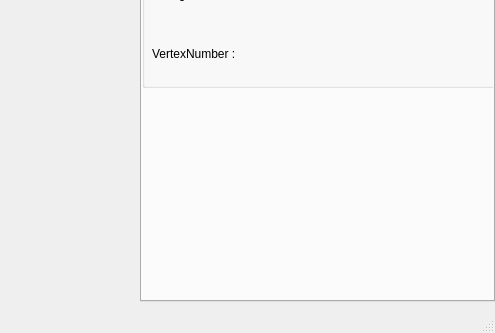
wwoad/SoftRenderer, file Widget.ui: the form before one commit; both pictures show x 660 to 1155 and y 317 to 650 of the 1155 by 650 pixel window.
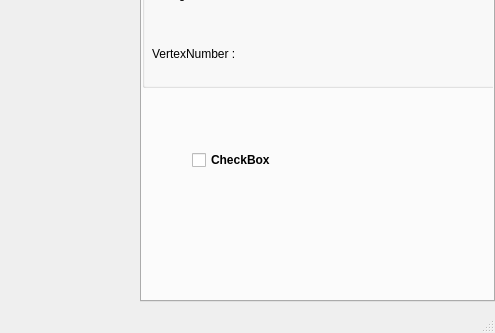
The form after the commit. The open tabs and pages were chosen to show the change. Icons and pictures are not drawn. Custom widgets are drawn as their Qt base class.

Diff of the .ui file:
```diff
--- a/Widget.ui
+++ b/Widget.ui
@@ -552,6 +552,19 @@
        </property>
       </widget>
      </widget>
+     <widget class="QCheckBox" name="checkBox">
+      <property name="geometry">
+       <rect>
+        <x>50</x>
+        <y>420</y>
+        <width>96</width>
+        <height>24</height>
+       </rect>
+      </property>
+      <property name="text">
+       <string>CheckBox</string>
+      </property>
+     </widget>
     </widget>
     <widget class="QWidget" name="Tab3">
      <property name="minimumSize">
```
Left out of the diff: 2 changed lines with no effect on the pictures.
